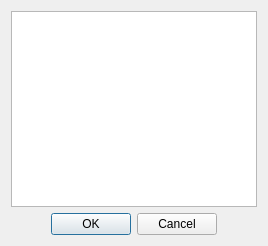
Qt form not1mm/data/pickcontest.ui (mbridak/not1mm) before a commit.
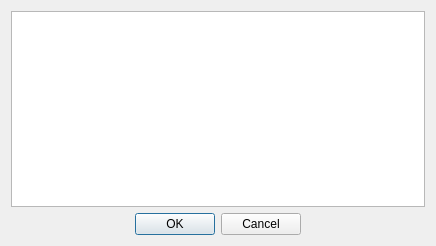
The same form after that commit.

Commit message: change width of window.

Patch:
```diff
--- a/not1mm/data/pickcontest.ui
+++ b/not1mm/data/pickcontest.ui
@@ -6,7 +6,7 @@
    <rect>
     <x>0</x>
     <y>0</y>
-    <width>268</width>
+    <width>436</width>
     <height>246</height>
    </rect>
   </property>
```
